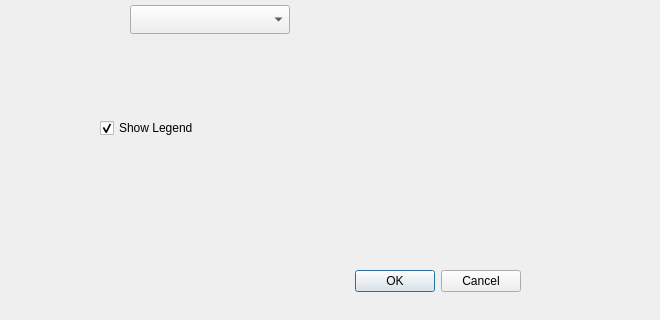
First picture: the form in ui/Bar.ui, repository lucacasagrande/DataPlot, before the edit; both pictures show x 0 to 660 and y 165 to 485 of the 660 by 485 pixel window.
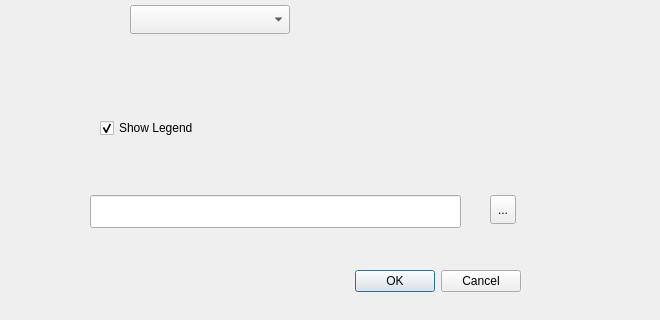
Second picture: the form after the edit. Custom widgets are drawn as their Qt base class.

The edit to the form file:
```diff
--- a/ui/Bar.ui
+++ b/ui/Bar.ui
@@ -75,6 +75,29 @@
     </rect>
    </property>
   </widget>
+  <widget class="QLineEdit" name="filePath">
+   <property name="geometry">
+    <rect>
+     <x>90</x>
+     <y>360</y>
+     <width>371</width>
+     <height>33</height>
+    </rect>
+   </property>
+  </widget>
+  <widget class="QToolButton" name="browseButton">
+   <property name="geometry">
+    <rect>
+     <x>490</x>
+     <y>360</y>
+     <width>26</width>
+     <height>29</height>
+    </rect>
+   </property>
+   <property name="text">
+    <string>...</string>
+   </property>
+  </widget>
  </widget>
  <customwidgets>
   <customwidget>
```
